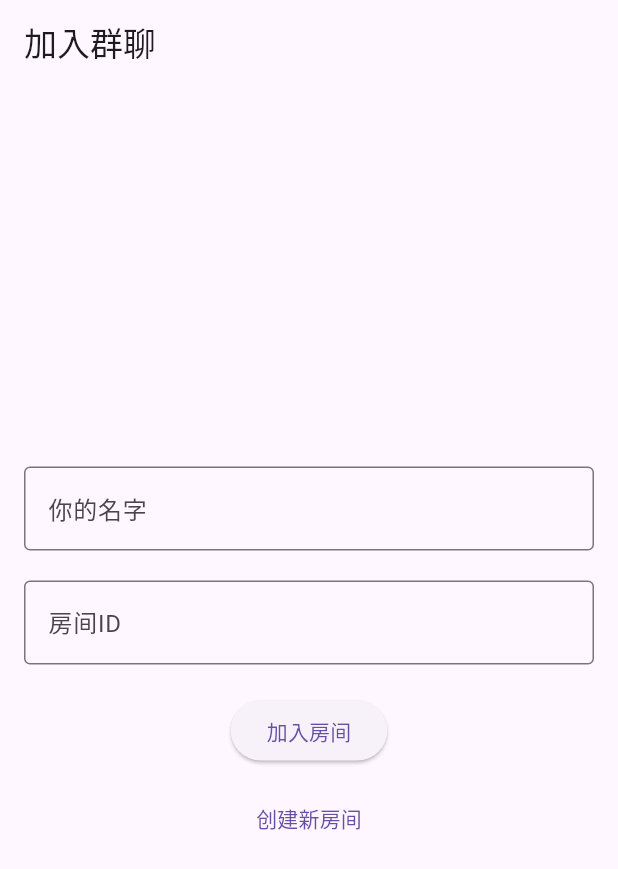
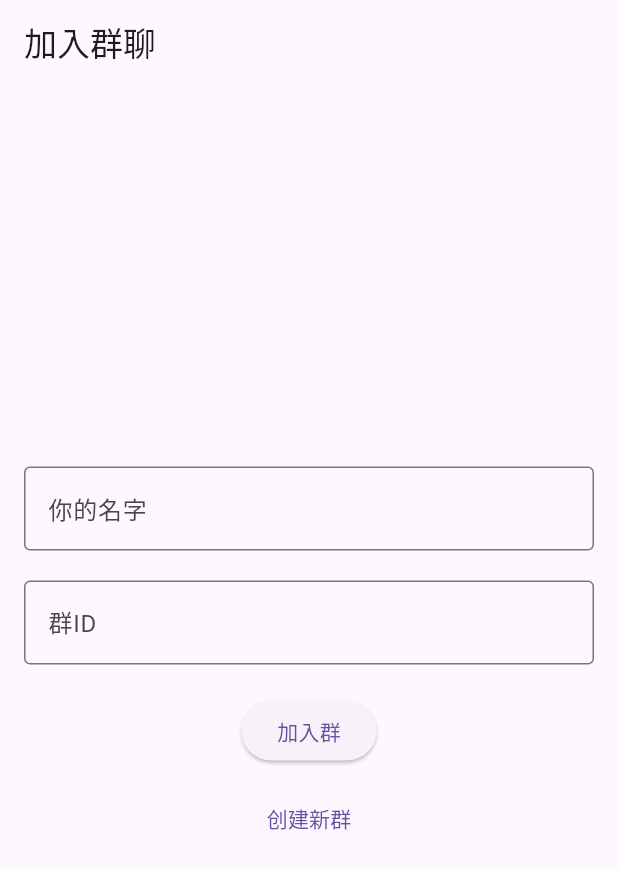
Before and after one commit to einyboycode/flutter_webrtc_group_chat, a Flutter app: the screen it shows after launch, on a phone screen of 412 x 824 dp. Shown: the top 869 px of the screen. Run offline on Flutter 3.47's test engine with Material 3 defaults, Android fonts, the phone set to English and light mode, and no system bars; missing offline and left inert: dart:ffi, flutter_webrtc.

```diff
--- a/lib/screens/chat_screen.dart
+++ b/lib/screens/chat_screen.dart
@@ -63,7 +63,7 @@ class _ChatScreenState extends State<ChatScreen> {
               SnackBar(content: Text('已复制: $text')),
             );
           },
-          child: Text('房间: ${signaling.currentRoomId}'),
+          child: Text('群房间号: ${signaling.currentRoomId}'),
         ),
         // leading: IconButton(
         //     icon: Icon(Icons.arrow_back),
--- a/lib/screens/join_screen.dart
+++ b/lib/screens/join_screen.dart
@@ -15,6 +15,20 @@ class _JoinScreenState extends State<JoinScreen> {
   final _roomController = TextEditingController();
   bool _isCreatingRoom = false;
 
+  final FocusNode _focusNode = FocusNode();
+  List<String> _filteredOptions = [];
+  bool _showDropdown = false;
+
+  final List<String> _options = [
+    'Apple',
+    'Banana',
+    'Cherry',
+    'Dragon Fruit',
+    'Grapes',
+    'Orange',
+  ];
+
+
   @override
   void dispose() {
     _nameController.dispose();
@@ -25,6 +39,7 @@ class _JoinScreenState extends State<JoinScreen> {
   @override
   Widget build(BuildContext context) {
     final signaling = Provider.of<SignalingProvider>(context);
+
 
     return Scaffold(
       appBar: AppBar(
@@ -50,8 +65,13 @@ class _JoinScreenState extends State<JoinScreen> {
             if (!_isCreatingRoom)
               TextField(
                 controller: _roomController,
+                onTap: () {
+                  signaling.getRoomList();
+                  print("文本框被点击了！");
+                  // 可以在这里执行一些操作，比如弹出键盘、显示对话框等
+                },
                 decoration: const InputDecoration(
-                  labelText: '房间ID',
+                  labelText: '群ID',
                   border: OutlineInputBorder(),
                 ),
               ),
@@ -66,7 +86,7 @@ class _JoinScreenState extends State<JoinScreen> {
                     Navigator.pushNamed(context, '/chat');
                   }
                 },
-                child: const Text('加入房间'),
+                child: const Text('加入群'),
               ),
             const SizedBox(height: 10),
             TextButton(
@@ -75,18 +95,18 @@ class _JoinScreenState extends State<JoinScreen> {
                   _isCreatingRoom = !_isCreatingRoom;
                 });
               },
-              child: Text(_isCreatingRoom ? '已有房间？加入' : '创建新房间'),
+              child: Text(_isCreatingRoom ? '已有群？加入' : '创建新群'),
             ),
             if (_isCreatingRoom)
               ElevatedButton(
                 onPressed: () async {
                   if (_nameController.text.isNotEmpty) {
                     await signaling.connect(_nameController.text);
-                    await signaling.createRoom('新房间');
+                    await signaling.createRoom('新群');
                     Navigator.pushNamed(context, '/chat');
                   }
                 },
-                child: const Text('创建房间'),
+                child: const Text('创建群'),
               ),
           ],
         ),
```
Also changed, not shown: lib/providers/signaling_provider.dart (+59 -13 lines), 1 other file.
